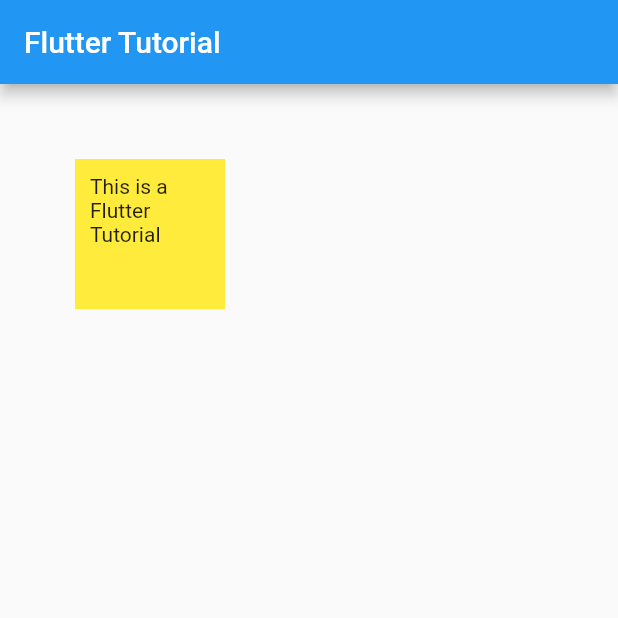
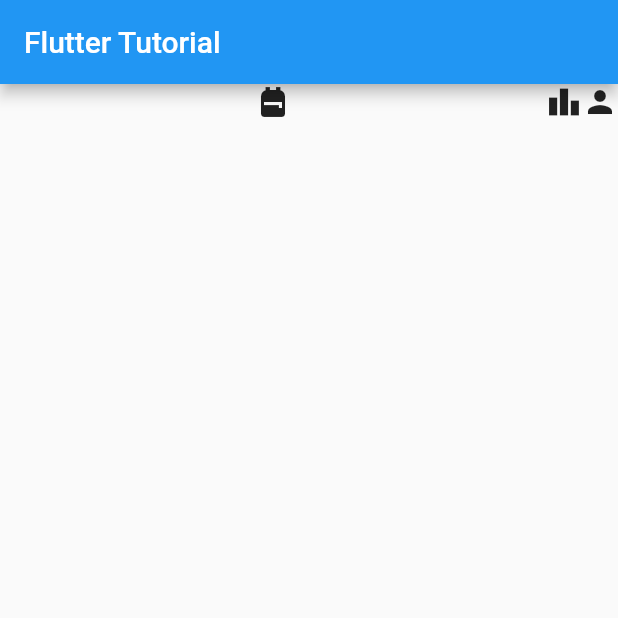
Before and after one commit to Simbamon/Flutter_Demo, a Flutter app: the screen it shows after launch, on a phone screen of 412 x 824 dp, the top half of it. Run offline on Flutter 3.47's test engine with Material 2 defaults, Android fonts, the phone set to English and light mode, and no system bars.

Commit message:
Flex layout

```diff
--- a/lib/main.dart
+++ b/lib/main.dart
@@ -11,18 +11,30 @@ class MyApp extends StatelessWidget {
   Widget build(BuildContext context) {
     return MaterialApp(
         home: Scaffold(
-      appBar: AppBar(
-        backgroundColor: Colors.blue,
-        title: const Text('Flutter Tutorial'),
-      ),
-      body: Container(
-        child: const Text('This is a Flutter Tutorial'),
-        margin: const EdgeInsets.all(50),
-        padding: const EdgeInsets.all(10),
-        color: Colors.yellow,
-        height: 100,
-        width: 100,
-      ),
-    ));
+            appBar: AppBar(
+              backgroundColor: Colors.blue,
+              title: const Text('Flutter Tutorial'),
+            ),
+            // CONTAINER
+            // body: Container(
+            //   child: const Text('This is a Flutter Tutorial'),
+            //   margin: const EdgeInsets.all(50),
+            //   padding: const EdgeInsets.all(10),
+            //   color: Colors.yellow,
+            //   height: 100,
+            //   width: 100,
+            // ),
+            body: Row(
+              mainAxisAlignment: MainAxisAlignment.spaceBetween,
+              crossAxisAlignment: CrossAxisAlignment.end,
+              children: const [
+                Expanded(
+                  flex: 3,
+                  child: Icon(Icons.backpack),
+                ),
+                Icon(Icons.leaderboard),
+                Icon(Icons.person),
+              ],
+            )));
   }
 }
```
